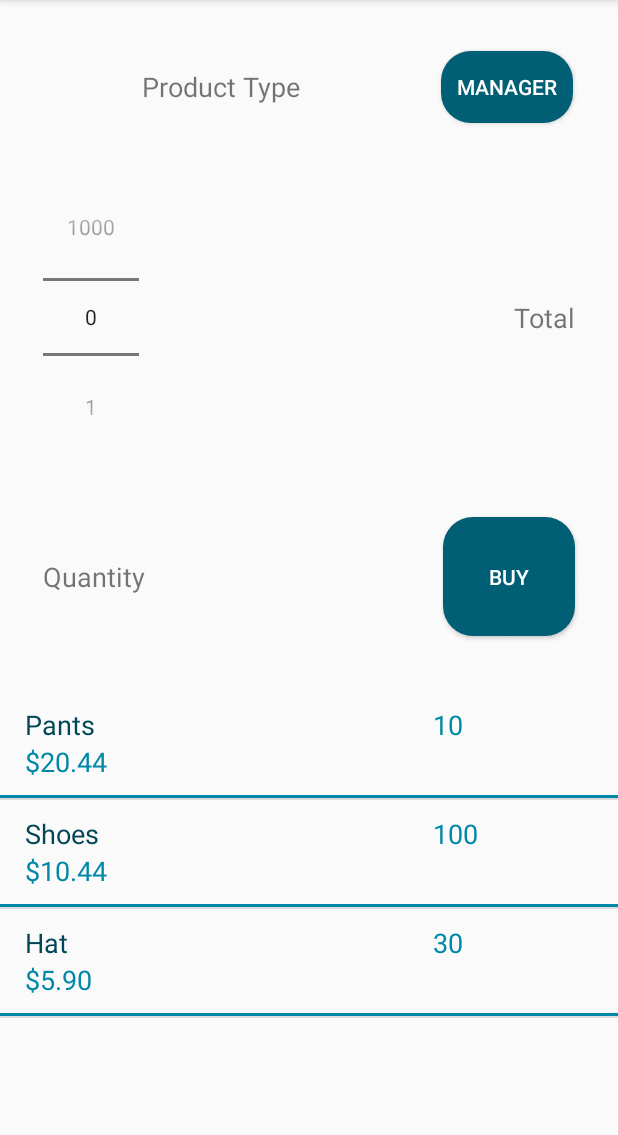
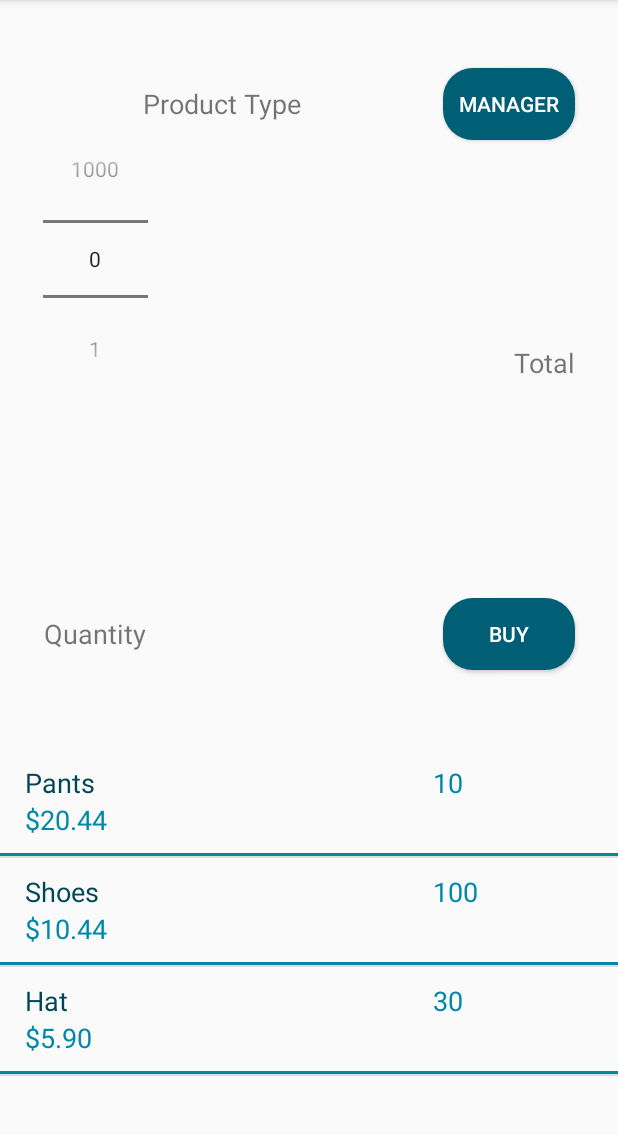
Before and after one commit to timrlai/trlai-dps924-assignment2-cash-register-app, an Android app: the screen it shows after launch (MainActivity), on a phone screen of 412 x 824 dp, the part 84-1219 px from its top. Run offline under Robolectric (Android 15) with nearby library versions, the phone set to English and light mode, and no system bars.

Commit message:
Updated Part 1 UI to look better in landscape

```diff
--- a/app/src/main/java/com/example/trlaidps924assignment2cashregisterapp/Product.java
+++ b/app/src/main/java/com/example/trlaidps924assignment2cashregisterapp/Product.java
@@ -15,7 +15,7 @@ public class Product {
     }
 
     public Product() {
-        this.setName("Product Type");
+        this.setName("Select a product");
         this.setQuantity(0);
         this.setPrice(0);
     }
--- a/app/src/main/res/layout/activity_main.xml
+++ b/app/src/main/res/layout/activity_main.xml
@@ -21,26 +21,25 @@
         android:id="@+id/manager_btn"
         android:layout_width="wrap_content"
         android:layout_height="wrap_content"
-        android:layout_marginEnd="30dp"
         android:text="@string/manager_btn"
         android:textSize="14sp"
         android:textColor="@color/white"
         android:background="@drawable/btn_bg"
         app:layout_constraintBottom_toTopOf="@+id/guideline_top"
-        app:layout_constraintEnd_toEndOf="parent"
+        app:layout_constraintEnd_toEndOf="@id/guideline_right"
         app:layout_constraintLeft_toRightOf="@id/product_type"
         app:layout_constraintRight_toRightOf="parent"
         app:layout_constraintTop_toTopOf="parent" />
 
     <NumberPicker
         android:id="@+id/quantity_picker"
-        android:layout_width="wrap_content"
+        android:layout_width="70dp"
         android:layout_height="wrap_content"
         app:layout_constraintBottom_toTopOf="@+id/guideline_middle"
         app:layout_constraintLeft_toLeftOf="parent"
         app:layout_constraintRight_toLeftOf="@id/total_amount"
         app:layout_constraintStart_toStartOf="@id/guideline_left"
-        app:layout_constraintTop_toBottomOf="@id/guideline_top" />
+        app:layout_constraintTop_toTopOf="parent" />
 
     <TextView
         android:id="@+id/total_amount"
@@ -56,10 +55,11 @@
 
     <TextView
         android:id="@+id/selected_quantity"
-        android:layout_width="wrap_content"
+        android:layout_width="70dp"
         android:layout_height="wrap_content"
         android:text="@string/selected_quantity"
         android:textSize="18sp"
+        android:textAlignment="center"
         app:layout_constraintBottom_toTopOf="@+id/guideline_bottom"
         app:layout_constraintLeft_toLeftOf="parent"
         app:layout_constraintRight_toLeftOf="@id/buy_btn"
@@ -70,7 +70,7 @@
         android:id="@+id/buy_btn"
         android:layout_width="wrap_content"
         android:layout_height="wrap_content"
-        android:padding="30dp"
+        android:padding="10dp"
         android:text="@string/buy_btn"
         android:textSize="14sp"
         android:textColor="@color/white"
@@ -111,20 +111,20 @@
         android:layout_width="wrap_content"
         android:layout_height="wrap_content"
         android:orientation="horizontal"
-        app:layout_constraintGuide_percent="0.15" />
+        app:layout_constraintGuide_percent="0.18" />
 
     <androidx.constraintlayout.widget.Guideline
         android:id="@+id/guideline_middle"
         android:layout_width="wrap_content"
         android:layout_height="wrap_content"
         android:orientation="horizontal"
-        app:layout_constraintGuide_percent="0.4" />
+        app:layout_constraintGuide_percent="0.45" />
 
     <androidx.constraintlayout.widget.Guideline
         android:id="@+id/guideline_bottom"
         android:layout_width="wrap_content"
         android:layout_height="wrap_content"
         android:orientation="horizontal"
-        app:layout_constraintGuide_percent="0.6" />
+        app:layout_constraintGuide_percent="0.65" />
 
 </androidx.constraintlayout.widget.ConstraintLayout>
```
